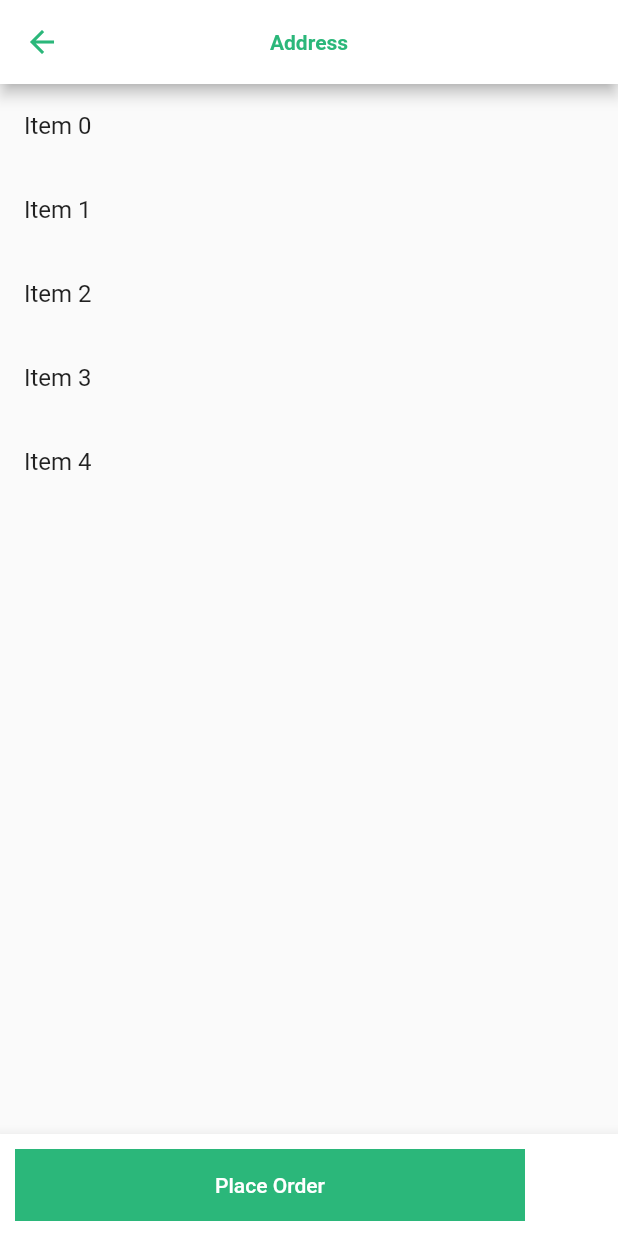
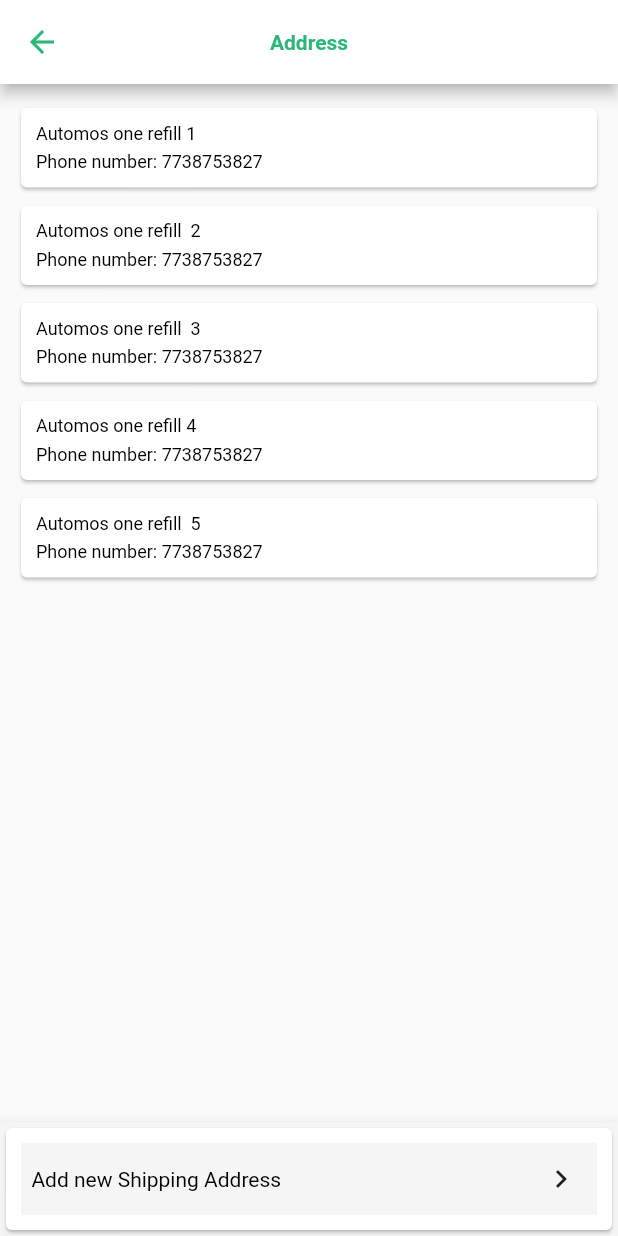
Before and after one commit to HiShubhamK/customerappflutter, a Flutter app: the ChangeAddressScreen screen opened directly, on a phone screen of 412 x 824 dp. Run offline on Flutter 3.47's test engine with Material 2 defaults, Android fonts, the light colour scheme and no system bars; our stand-ins replace animated_splash_screen, another_flushbar, carousel_slider, flare_flutter, flutter_otp_text_field, flutter_rating_bar and 3 more; missing offline and left inert: dart:ffi; accounts and stored records are empty.

Commit message:
change_address_screen.dart done.

```diff
--- a/lib/view/change_address_screen.dart
+++ b/lib/view/change_address_screen.dart
@@ -1,4 +1,6 @@
 import 'package:flutter/material.dart';
+
+import '../utils/utils.dart';
 
 class ChangeAddressScreen extends StatefulWidget {
   @override
@@ -37,32 +39,72 @@ class _ChangeAddressScreen extends State<ChangeAddressScreen> {
         iconTheme: IconThemeData(color: Color.fromARGB(255, 43, 183, 122)),
       ),
       bottomNavigationBar: BottomAppBar(
-        color: Colors.white,
-        child: Container(
-          child: Row(
-            children: [
-              Container(
-                width: 340,
-                color: Color.fromARGB(255, 43, 183, 122),
-                margin: EdgeInsets.all(10),
-                child: TextButton(
-                    onPressed: () {},
-                    child: Text(
-                      'Place Order',
-                      style: TextStyle(color: Colors.white),
-                    )),
+        color: Color.fromARGB(245, 245, 245, 245),
+        child:Container(
+          child: Card(
+              child:Container(
+                margin: EdgeInsets.all(10.0),
+                color: Color.fromARGB(245, 245, 245, 245),
+                child: Row(
+                  mainAxisAlignment: MainAxisAlignment.spaceBetween,
+                  children: [
+                    Text('  Add new Shipping Address',
+                      style:TextStyle(color: Colors.black),),
+                    IconButton(onPressed: (){}, icon:Icon(Icons.keyboard_arrow_right_sharp))
+                  ],
+                ),
               )
-            ],
           ),
         ),
+        // child: Container(
+        //   child: Row(
+        //     children: [
+        //       Container(
+        //         width: 340,
+        //         color: Color.fromARGB(255, 43, 183, 122),
+        //         margin: EdgeInsets.all(10),
+        //         child: TextButton(
+        //             onPressed: () {},
+        //             child: Text(
+        //               'Add a new Address',
+        //               style: TextStyle(color: Colors.white),
+        //             )),
+        //       )
+        //     ],
+        //   ),
+        // ),
       ),
       body: Column(
-        children: [Expanded(child: ListView.builder(
+        children: [
+
+          SizedBox(height: 10),
+          Expanded(child: ListView.builder(
           itemCount: items.length,
           itemBuilder: (BuildContext context, int index) {
-            return ListTile(
-              title: Text('Item $index'),
-            );
+              return Container(
+                margin: EdgeInsets.fromLTRB(10, 2, 10, 2),
+                child: Card(
+                  child: Container(
+                    margin: EdgeInsets.all(10.0),
+                    child: Column(
+                      crossAxisAlignment: CrossAxisAlignment.start,
+                      mainAxisSize: MainAxisSize.max,
+                      mainAxisAlignment: MainAxisAlignment.start,
+                      children: [
+                        Text(items[index],   maxLines: 4,
+                          overflow: TextOverflow.visible,
+                          style: TextStyle(color: Colors.black,fontSize: 12),),
+                        SizedBox(height: 5),
+                        Text('Phone number: 7738753827',style: TextStyle(color: Colors.black,fontSize: 12),)
+                      ],
+                    ),
+                  )
+                ),
+              );
+
+            // return ListTile(
+            //   title: Text('Item $index'),
+            // );
           },
         ))],
       ),
--- a/lib/view/home_screen.dart
+++ b/lib/view/home_screen.dart
@@ -1,6 +1,7 @@
 import 'package:customerappdart/model/dashboardmodell.dart';
 import 'package:customerappdart/view/address_screen.dart';
 import 'package:customerappdart/view/cart_screen.dart';
+import 'package:customerappdart/view/change_address_screen.dart';
 import 'package:customerappdart/view/product_screen.dart';
 import 'package:customerappdart/view/support_screen.dart';
 import 'package:flutter/material.dart';
@@ -65,7 +66,7 @@ class _DashboardScreenState extends State<HomeScreen> {
             Navigator.push(
               context,
               MaterialPageRoute(
-                builder: (context) => AddressScreen(),
+                builder: (context) => ChangeAddressScreen(),
                 // builder: (context) => ScreenSupport(),
               ),
             );
```
